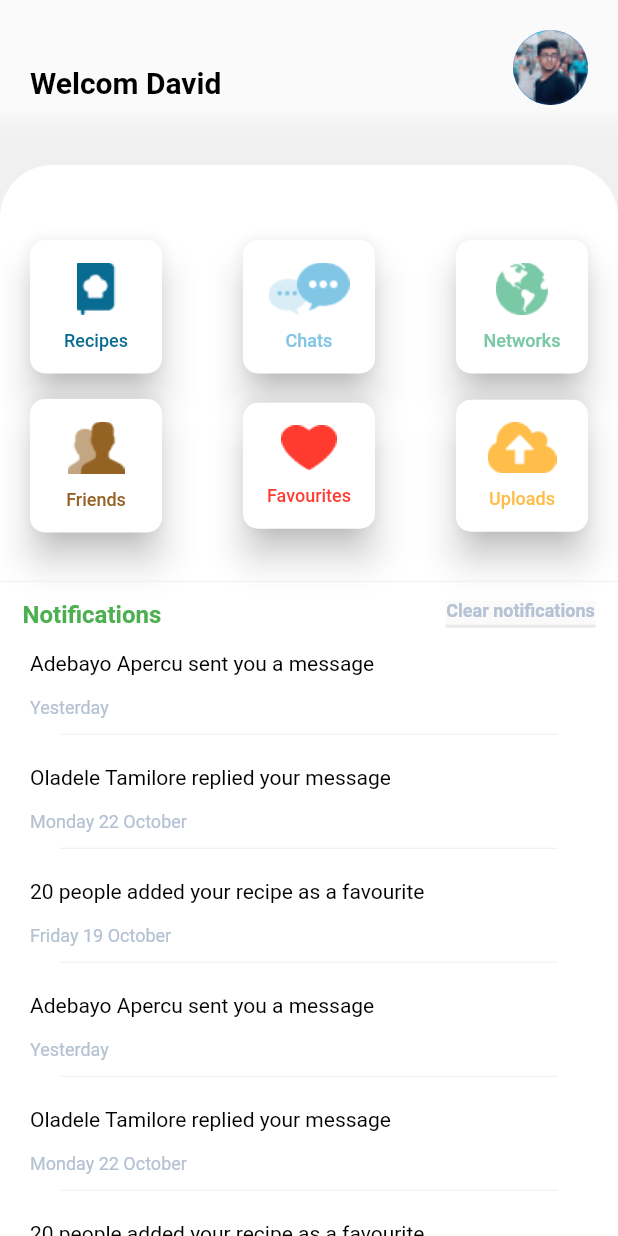
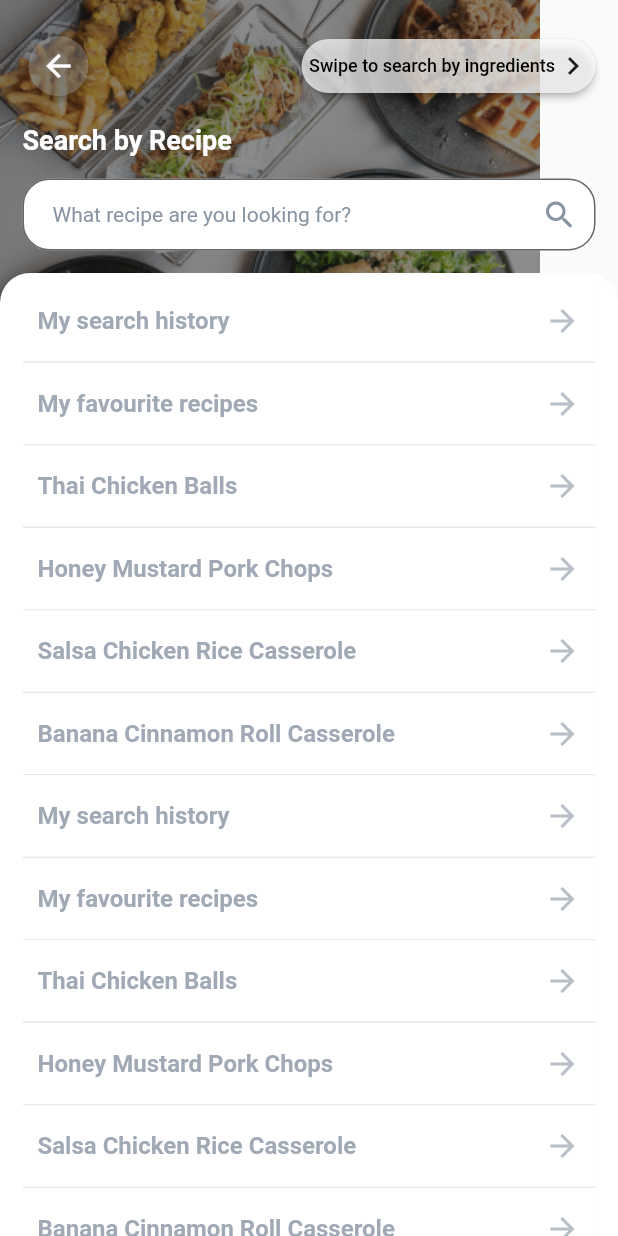
Before and after one commit to norhan-sa/Recipe, a Flutter app: the screen it shows after launch, on a phone screen of 412 x 824 dp. Run offline on Flutter 3.47's test engine with Material 2 defaults, Android fonts, the phone set to English and light mode, and no system bars; Roboto replaces fonts that are missing (Apercu Pro).

Commit message:
new files

```diff
--- a/lib/main.dart
+++ b/lib/main.dart
@@ -1,12 +1,12 @@
 import 'package:flutter/material.dart';
 import 'package:recipe_app/login.dart';
 import 'package:recipe_app/profile.dart';
-
+import 'package:recipe_app/search.dart';
 
 
 void main() {
   runApp(MaterialApp(
-    home: Profile()
+    home: Search()
    )
   );
 }
--- a/lib/profile.dart
+++ b/lib/profile.dart
@@ -88,7 +88,6 @@ class _ProfileState extends State<Profile> {
                  )
               ],
             ),
-
             SizedBox(height: 25),
 
             Expanded(
--- /dev/null
+++ b/lib/search.dart
@@ -0,0 +1,221 @@
+import 'package:flutter/material.dart';
+
+ class Search extends StatefulWidget {
+   @override
+   _SearchState createState() => _SearchState();
+ }
+
+ class _SearchState extends State<Search> {
+
+   String title = 'Search by Recipe';
+   String buttonText = 'Swipe to search by ingredients';
+   String hint = 'What recipe are you looking for?';
+   bool isRecipe = true;
+   String imagePath = 'images/recipebg.png';
+   List<String> settings = [
+    'My search history',
+    'My favourite recipes',
+    'Thai Chicken Balls',
+    'Honey Mustard Pork Chops',
+    'Salsa Chicken Rice Casserole',
+    'Banana Cinnamon Roll Casserole',
+     'My search history',
+    'My favourite recipes',
+    'Thai Chicken Balls',
+    'Honey Mustard Pork Chops',
+    'Salsa Chicken Rice Casserole',
+    'Banana Cinnamon Roll Casserole',
+   ];
+
+   Widget wrapSetting(String setting){
+     return Material(
+            child: InkWell(
+            onTap: (){
+              print('Hello');
+            },
+            splashColor: Colors.grey,
+            child: Container(
+              width: double.infinity,
+              decoration: BoxDecoration(
+                color: Colors.white,
+                border: Border(
+                  bottom: BorderSide(
+                    color: Color(0x338894A2),
+                    width: 1,
+                  ),
+                ),
+              ),
+              child: Padding(
+                padding: EdgeInsets.fromLTRB(10, 15, 10, 15),
+                child: Row(
+                  mainAxisAlignment: MainAxisAlignment.spaceBetween,
+                  children: <Widget>[
+                    Text(
+                      setting,
+                      style: TextStyle(
+                        color: Color(0xCC8894A2),
+                        fontSize: 16,
+                        fontWeight: FontWeight.bold,
+                      ),
+                    ),
+                    Icon(
+                      Icons.arrow_forward,
+                      color: Color(0x998894A2),
+                    ),
+                  ],
+                ),
+              ),
+            ),
+          ),
+        );
+   }
+
+   @override
+   Widget build(BuildContext context) {
+     return Scaffold(
+      body: Stack(
+       children: [
+         //***** BACKGROUND *****/
+          Column(
+            mainAxisAlignment: MainAxisAlignment.start,
+            children: <Widget>[
+              Image.asset(imagePath),
+            ],
+          ),
+          //***** CONTENT *****/
+          Column(
+            children: <Widget>[
+              SafeArea(
+                child: Padding(
+                  padding: EdgeInsets.fromLTRB(15, 20, 15, 5),
+                  child: Column(
+                    children: <Widget>[
+                      Row(
+                        mainAxisAlignment: MainAxisAlignment.spaceBetween,
+                        children: <Widget>[
+                          ButtonTheme(
+                            materialTapTargetSize: MaterialTapTargetSize.shrinkWrap, //limits the touch area to the button area
+                            minWidth: 0, //wraps child's width
+                            height: 0,
+                            child: RaisedButton(
+                              onPressed: (){
+                                print('here we are');
+                              },
+                              color: Color(0x4DC4C4C4),
+                              shape: CircleBorder(),
+                              padding: EdgeInsets.all(8),
+                              child: Icon(
+                                Icons.arrow_back,
+                                color: Colors.white,
+                              ),
+                            ),
+                          ),
+                          RaisedButton(
+                            onPressed:(){
+                              if(isRecipe == true){
+                                setState(() {
+                                  title = 'Search by Ingredients';
+                                  hint = 'What ingredient are you looking for?';
+                                  buttonText = 'Swipe to search by recipe';
+                                  imagePath = 'images/ingrediantspg.png';
+                                  isRecipe = false;
+                                });
+                              }else{
+                                setState(() {
+                                  title = 'Search by Recipe';
+                                  buttonText = 'Swipe to search by ingredients';
+                                  hint = 'What recipe are you looking for?';
+                                  imagePath = 'images/recipebg.png';
+                                  isRecipe = true;
+                                });
+                              }
+                            },
+                            color: Color(0xB3FFFFFF),
+                            shape: RoundedRectangleBorder(
+                              borderRadius: BorderRadius.circular(18),
+                            ),
+                            padding: EdgeInsets.fromLTRB(5, 0, 3, 0),
+                            child: Row(
+                              mainAxisAlignment: MainAxisAlignment.spaceBetween,
+                              children: <Widget>[
+                                Text(
+                                  buttonText,
+                                  style: TextStyle(
+                                    color: Colors.black,
+                                    fontSize: 12,
+                                  ),
+                                ),
+                                Icon(Icons.keyboard_arrow_right),
+                              ],
+                            ),
+                          ),
+                        ],
+                      ),
+                      SizedBox(height: 15),
+                      Row(
+                        mainAxisAlignment: MainAxisAlignment.start,
+                        children: <Widget>[
+                          Text(
+                            title,
+                            style: TextStyle(
+                              color: Colors.white,
+                              fontSize: 18,
+                              fontWeight: FontWeight.bold,
+                            ),
+                          ),
+                        ],
+                      ),
+                      SizedBox(height: 15),
+                      TextField(
+                        style: TextStyle(
+                          color: Colors.black,
+                          fontSize: 14,
+                        ),
+                        decoration: InputDecoration(
+                         filled: true,
+                         fillColor: Colors.white,
+                         hintText: hint,
+                         hintStyle: TextStyle(
+                           color: Color(0XFF8894A2),
+                           fontSize: 14
+                         ),
+                         contentPadding: EdgeInsets.fromLTRB(20, 0, 0, 0),
+                         suffixIcon: Icon(
+                           Icons.search,
+                           color: Color(0XFF8894A2),
+                         ),
+                         border: OutlineInputBorder(
+                           borderRadius: BorderRadius.circular(18),
+                         ),
+                        ),
+                      ),
+                    ],
+                  ),
+                ),
+              ),
+              SizedBox(height:10),
+              Expanded(
+                child: Container(
+                  decoration: BoxDecoration(
+                    color: Colors.white,
+                    borderRadius: BorderRadius.only(
+                    topLeft: Radius.circular(20),
+                    topRight: Radius.circular(20),
+                    ),
+                  ),
+                  child: Padding(
+                    padding: EdgeInsets.fromLTRB(15, 5, 15, 0),
+                    child: ListView(
+                      children: settings.map((e) => wrapSetting(e)).toList(),
+                    ),
+                  ),
+                ),
+              ),
+            ],
+          ),
+       ],
+      ),
+     );
+   }
+
+ }
```
Also changed, not shown: images/ingrediantspg.png (added), images/recipebg.png (added).
